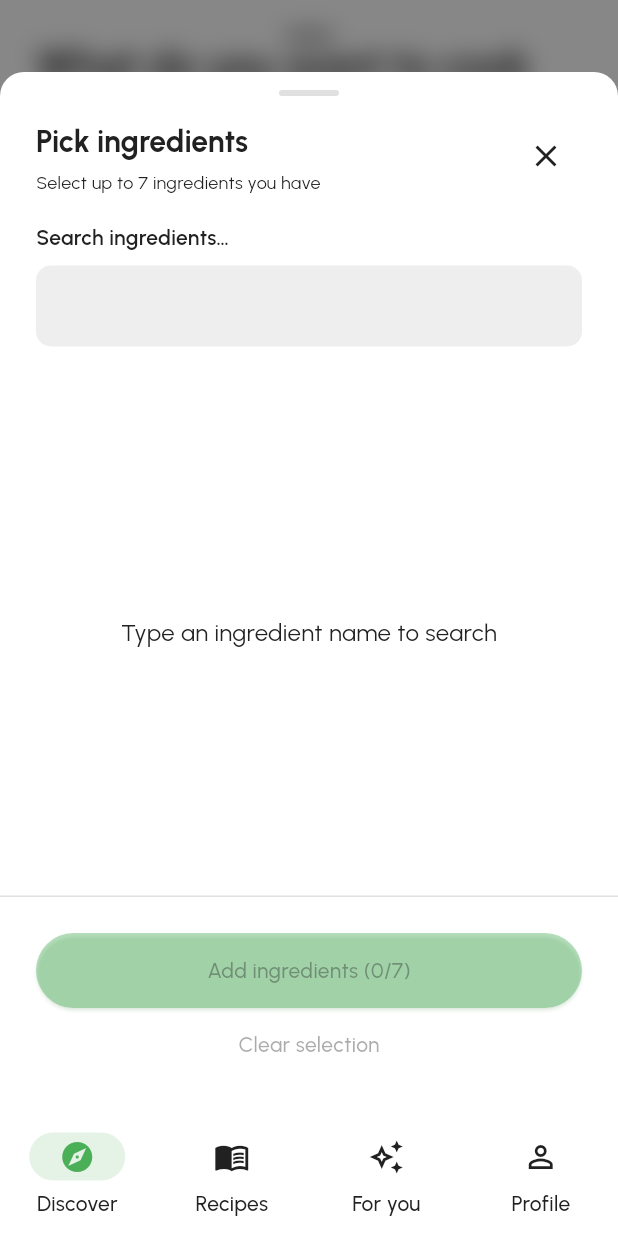
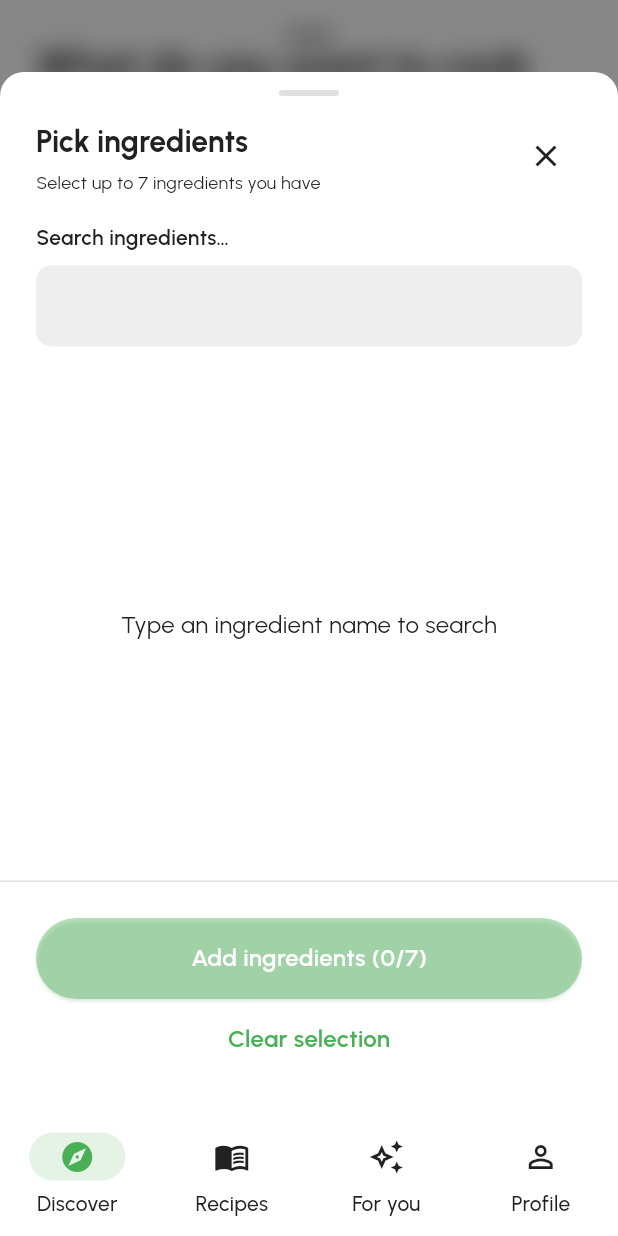
Before and after one commit to TVD98/green_kitchen, a Flutter app: the DiscoverPage screen opened by its route, after a tap on "Fridge ingredients", on a phone screen of 412 x 824 dp. Run offline on Flutter 3.47's test engine with Material 3 defaults, Android fonts, the phone set to English and light mode, and no system bars; our stand-ins replace device_info_plus, dio, equatable, flutter_bloc, flutter_secure_storage, get_it and 4 more; accounts and stored records are empty.

Commit message:
refactor(discover): use green_kitchen_ui tokens only for colors
Remove DiscoverTheme and replace local ButtonStyle overrides with AppButton and AppColors across Discover widgets.

Co-authored-by: Cursor <cursoragent@cursor.com>

```diff
--- a/lib/features/discover/presentation/utils/discover_theme.dart
+++ /dev/null
@@ -1,28 +0,0 @@
-import 'package:flutter/material.dart';
-import 'package:green_kitchen_ui/green_kitchen_ui.dart';
-
-abstract final class DiscoverTheme {
-  static const Color accent = AppColors.accentGreen;
-
-  static ButtonStyle primaryButtonStyle(Brightness brightness) {
-    return FilledButton.styleFrom(
-      backgroundColor: accent,
-      foregroundColor: AppColors.absoluteWhite,
-      disabledBackgroundColor: accent.withValues(alpha: 0.4),
-      shape: RoundedRectangleBorder(
-        borderRadius: BorderRadius.circular(AppRadius.pill),
-      ),
-      padding: const EdgeInsets.symmetric(horizontal: 20, vertical: 14),
-    );
-  }
-
-  static Color pillBackground(Brightness brightness, {required bool selected}) {
-    if (selected) {
-      return accent.withValues(alpha: brightness == Brightness.light ? 0.12 : 0.24);
-    }
-    return AppColors.elevated(brightness);
-  }
-
-  static Color pillBorder({required bool selected}) =>
-      selected ? accent : Colors.transparent;
-}
--- a/lib/features/discover/presentation/widgets/discover_bottom_bar.dart
+++ b/lib/features/discover/presentation/widgets/discover_bottom_bar.dart
@@ -2,7 +2,6 @@ import 'package:flutter/material.dart';
 import 'package:green_kitchen_ui/green_kitchen_ui.dart';
 
 import '../../../../l10n/app_localizations.dart';
-import '../utils/discover_theme.dart';
 
 class DiscoverBottomBar extends StatelessWidget {
   const DiscoverBottomBar({
@@ -35,15 +34,9 @@ class DiscoverBottomBar extends StatelessWidget {
         mainAxisSize: MainAxisSize.min,
         crossAxisAlignment: CrossAxisAlignment.stretch,
         children: [
-          FilledButton(
+          AppButton(
+            label: l10n.discoverFindRecipes,
             onPressed: canSearch ? onSearch : null,
-            style: DiscoverTheme.primaryButtonStyle(
-              Theme.of(context).brightness,
-            ),
-            child: Text(
-              l10n.discoverFindRecipes,
-              style: const TextStyle(fontWeight: FontWeight.w600),
-            ),
           ),
           const SizedBox(height: AppSpacing.sm),
           AppText(
--- a/lib/features/discover/presentation/widgets/discover_option_tile.dart
+++ b/lib/features/discover/presentation/widgets/discover_option_tile.dart
@@ -1,7 +1,5 @@
 import 'package:flutter/material.dart';
 import 'package:green_kitchen_ui/green_kitchen_ui.dart';
-
-import '../utils/discover_theme.dart';
 
 class DiscoverOptionTile extends StatelessWidget {
   const DiscoverOptionTile({
@@ -25,7 +23,7 @@ class DiscoverOptionTile extends StatelessWidget {
       padding: const EdgeInsets.symmetric(vertical: AppSpacing.xs),
       child: Row(
         children: [
-          Icon(icon, color: DiscoverTheme.accent),
+          Icon(icon, color: AppColors.brand),
           const SizedBox(width: AppSpacing.md),
           Expanded(
             child: Column(
--- a/lib/features/discover/presentation/widgets/discover_prompt_card.dart
+++ b/lib/features/discover/presentation/widgets/discover_prompt_card.dart
@@ -3,7 +3,6 @@ import 'package:green_kitchen_ui/green_kitchen_ui.dart';
 
 import '../../../../l10n/app_localizations.dart';
 import '../utils/discover_constants.dart';
-import '../utils/discover_theme.dart';
 
 class DiscoverPromptCard extends StatefulWidget {
   const DiscoverPromptCard({
@@ -64,16 +63,14 @@ class _DiscoverPromptCardState extends State<DiscoverPromptCard> {
           const SizedBox(height: AppSpacing.sm),
           Row(
             children: [
-              TextButton.icon(
+              AppButton(
+                label: l10n.discoverVoiceSuggestion,
+                variant: AppButtonVariant.text,
+                leading: Icon(
+                  widget.isListening ? Icons.mic : Icons.mic_none_outlined,
+                ),
                 onPressed: widget.onVoiceTap,
-                icon: Icon(
-                  widget.isListening ? Icons.mic : Icons.mic_none_outlined,
-                  color: DiscoverTheme.accent,
-                ),
-                label: Text(
-                  l10n.discoverVoiceSuggestion,
-                  style: TextStyle(color: DiscoverTheme.accent),
-                ),
+                isExpanded: false,
               ),
               const Spacer(),
               AppText(
--- a/lib/features/discover/presentation/widgets/fridge_ingredients_sheet.dart
+++ b/lib/features/discover/presentation/widgets/fridge_ingredients_sheet.dart
@@ -8,7 +8,6 @@ import '../../../../l10n/app_localizations.dart';
 import '../../../recipes/domain/entities/ingredient.dart';
 import '../bloc/discover_bloc.dart';
 import '../utils/discover_constants.dart';
-import '../utils/discover_theme.dart';
 import '../utils/ingredient_category_label.dart';
 import 'ingredient_pick_card.dart';
 
@@ -228,27 +227,23 @@ class _FridgeIngredientsSheetState extends State<FridgeIngredientsSheet> {
                 child: Column(
                   crossAxisAlignment: CrossAxisAlignment.stretch,
                   children: [
-                    FilledButton(
+                    AppButton(
+                      label: l10n.discoverFridgeAddIngredients(
+                        state.sheetSelectedIngredients.length,
+                        DiscoverConstants.maxFridgeIngredients,
+                      ),
                       onPressed: state.canApplyFridgeSelection
                           ? () => Navigator.of(context).pop(true)
                           : null,
-                      style: DiscoverTheme.primaryButtonStyle(
-                        Theme.of(context).brightness,
-                      ),
-                      child: Text(
-                        l10n.discoverFridgeAddIngredients(
-                          state.sheetSelectedIngredients.length,
-                          DiscoverConstants.maxFridgeIngredients,
-                        ),
-                      ),
                     ),
-                    TextButton(
+                    AppButton(
+                      label: l10n.discoverFridgeClearSelection,
+                      variant: AppButtonVariant.text,
                       onPressed: state.sheetSelectedIngredients.isEmpty
                           ? null
                           : () => context.read<DiscoverBloc>().add(
                                 const DiscoverSheetSelectionCleared(),
                               ),
-                      child: Text(l10n.discoverFridgeClearSelection),
                     ),
                   ],
                 ),
--- a/lib/features/discover/presentation/widgets/ingredient_pick_card.dart
+++ b/lib/features/discover/presentation/widgets/ingredient_pick_card.dart
@@ -1,7 +1,5 @@
 import 'package:flutter/material.dart';
 import 'package:green_kitchen_ui/green_kitchen_ui.dart';
-
-import '../utils/discover_theme.dart';
 
 class IngredientPickCard extends StatelessWidget {
   const IngredientPickCard({
@@ -28,13 +26,14 @@ class IngredientPickCard extends StatelessWidget {
     return SizedBox(
       height: cardHeight,
       child: Material(
-        color: DiscoverTheme.pillBackground(brightness, selected: selected),
+        color: selected
+            ? AppColors.softBrand(brightness)
+            : AppColors.elevated(brightness),
         shape: RoundedRectangleBorder(
           borderRadius: BorderRadius.circular(AppRadius.md),
-          side: BorderSide(
-            color: DiscoverTheme.pillBorder(selected: selected),
-            width: selected ? 1.5 : 0,
-          ),
+          side: selected
+              ? const BorderSide(color: AppColors.brand, width: 1.5)
+              : BorderSide.none,
         ),
         clipBehavior: Clip.antiAlias,
         child: InkWell(
@@ -60,18 +59,19 @@ class IngredientPickCard extends StatelessWidget {
                   child: DecoratedBox(
                     decoration: BoxDecoration(
                       color: selected
-                          ? DiscoverTheme.accent
-                          : Theme.of(context)
-                              .colorScheme
-                              .surfaceContainerHighest,
+                          ? AppColors.brand
+                          : Theme.of(context).colorScheme.surface,
                       shape: BoxShape.circle,
+                      border: selected
+                          ? null
+                          : Border.all(color: AppColors.stroke(brightness)),
                     ),
                     child: Icon(
                       selected ? Icons.check : Icons.add,
                       size: 16,
                       color: selected
                           ? AppColors.absoluteWhite
-                          : Theme.of(context).colorScheme.onSurfaceVariant,
+                          : AppColors.muted(brightness),
                     ),
                   ),
                 ),
--- a/lib/features/discover/presentation/widgets/quick_start_pill.dart
+++ b/lib/features/discover/presentation/widgets/quick_start_pill.dart
@@ -1,7 +1,5 @@
 import 'package:flutter/material.dart';
 import 'package:green_kitchen_ui/green_kitchen_ui.dart';
-
-import '../utils/discover_theme.dart';
 
 class QuickStartPill extends StatelessWidget {
   const QuickStartPill({
@@ -20,7 +18,7 @@ class QuickStartPill extends StatelessWidget {
     final brightness = Theme.of(context).brightness;
 
     return Material(
-      color: DiscoverTheme.pillBackground(brightness, selected: false),
+      color: AppColors.elevated(brightness),
       borderRadius: BorderRadius.circular(AppRadius.card),
       child: InkWell(
         onTap: onTap,
@@ -33,7 +31,7 @@ class QuickStartPill extends StatelessWidget {
           child: Column(
             mainAxisAlignment: MainAxisAlignment.center,
             children: [
-              Icon(icon, color: DiscoverTheme.accent, size: 28),
+              Icon(icon, color: AppColors.brand, size: 28),
               const SizedBox(height: AppSpacing.sm),
               AppText(
                 label,
```
Also changed, not shown: 2 other files.
